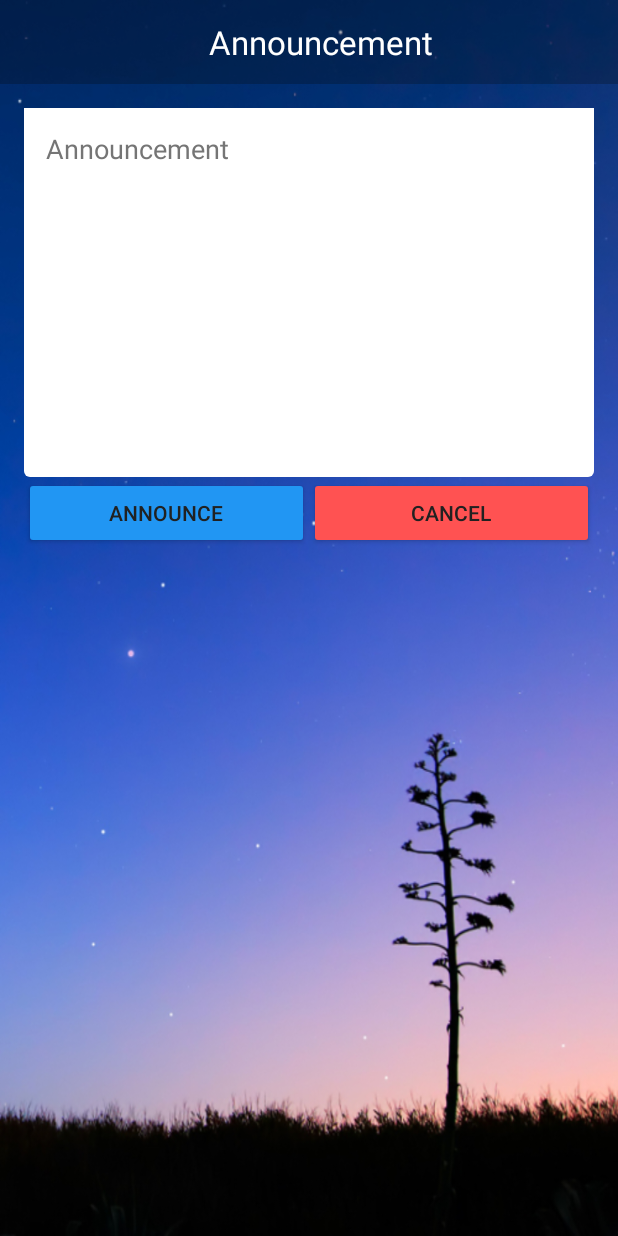
After one commit to HITAM-EPICS/sahaya, an Android app: the AdminAnnouncementActivity screen opened directly, with no data from a screen before it, on a phone screen of 412 x 824 dp. The commit adds this screen. Run offline under Robolectric (Android 15) with nearby library versions, the phone set to English and light mode, and no system bars; our stand-ins replace Firebase (no records; nobody signed in at launch, a user with empty details on screens opened directly).

Commit message:
Admin Menu - Announcement

```diff
--- a/app/build.gradle
+++ b/app/build.gradle
@@ -39,5 +39,7 @@ dependencies {
     compile 'jp.wasabeef:blurry:2.1.0'
     testCompile 'junit:junit:4.12'
     compile 'com.google.android.gms:play-services-places:9.6.0'
+    compile 'com.google.firebase:firebase-messaging:9.6.0'
+
 }
 apply plugin: 'com.google.gms.google-services'
--- /dev/null
+++ b/app/src/main/java/hitam/epics/sahaya/AdminAnnouncementActivity.java
@@ -0,0 +1,65 @@
+package hitam.epics.sahaya;
+
+import android.app.AlertDialog;
+import android.os.Bundle;
+import android.support.annotation.NonNull;
+import android.support.v7.app.AppCompatActivity;
+import android.view.View;
+import android.widget.EditText;
+
+import com.google.android.gms.tasks.OnFailureListener;
+import com.google.android.gms.tasks.OnSuccessListener;
+import com.google.firebase.auth.FirebaseAuth;
+import com.google.firebase.auth.FirebaseUser;
+import com.google.firebase.database.DatabaseReference;
+import com.google.firebase.database.FirebaseDatabase;
+
+import hitam.epics.sahaya.support.Announcement;
+
+public class AdminAnnouncementActivity extends AppCompatActivity {
+    private DatabaseReference reference;
+
+    @Override
+    protected void onCreate(Bundle savedInstanceState) {
+        super.onCreate(savedInstanceState);
+        setContentView(R.layout.activity_admin_announcement);
+        FirebaseDatabase database = FirebaseDatabase.getInstance();
+        reference = database.getReference("/announcements/");
+    }
+
+    public void cancel(View view) {
+        finish();
+    }
+
+    public void announce(View view) {
+        EditText messageEditText = (EditText) findViewById(R.id.announcement);
+
+        if (messageEditText.getText().toString().trim().equals("")) {
+            messageEditText.setError("Announcement Text Required");
+        }
+
+        FirebaseUser user = FirebaseAuth.getInstance().getCurrentUser();
+        if (user != null) {
+            Announcement announcement = new Announcement(
+                    user.getDisplayName(),
+                    messageEditText.getText().toString().trim(),
+                    System.currentTimeMillis()
+            );
+            reference.child(announcement.getTime() + "").setValue(announcement).addOnSuccessListener(new OnSuccessListener<Void>() {
+                @Override
+                public void onSuccess(Void aVoid) {
+                    AdminAnnouncementActivity.this.finish();
+                }
+            }).addOnFailureListener(new OnFailureListener() {
+                @Override
+                public void onFailure(@NonNull Exception e) {
+                    AlertDialog.Builder builder = new AlertDialog.Builder(AdminAnnouncementActivity.this);
+                    builder.setMessage("Unable to send Announce your announcement. Please check your network connection")
+                            .setNeutralButton("OK", null);
+                    builder.create().show();
+                }
+            });
+        }
+
+    }
+}
--- a/app/src/main/java/hitam/epics/sahaya/EventDetailActivity.java
+++ b/app/src/main/java/hitam/epics/sahaya/EventDetailActivity.java
@@ -86,4 +86,8 @@ public class EventDetailActivity extends Activity {
         reference.removeValue();
         finish();
     }
+
+    public void applyForVolunteering(View view) {
+
+    }
 }
--- /dev/null
+++ b/app/src/main/res/layout/activity_admin_announcement.xml
@@ -0,0 +1,67 @@
+<?xml version="1.0" encoding="utf-8"?>
+<RelativeLayout xmlns:android="http://schemas.android.com/apk/res/android"
+    xmlns:tools="http://schemas.android.com/tools"
+    android:id="@+id/activity_admin_announcement"
+    android:layout_width="match_parent"
+    android:layout_height="match_parent"
+    android:background="@drawable/background_image2"
+    tools:context="hitam.epics.sahaya.AdminAnnouncementActivity">
+
+    <android.support.v7.widget.Toolbar
+        android:id="@+id/announcement_title"
+        android:layout_width="match_parent"
+        android:layout_height="wrap_content"
+        android:background="#3d050500">
+
+        <TextView
+            style="@style/Base.TextAppearance.AppCompat.Large"
+            android:layout_width="match_parent"
+            android:layout_height="wrap_content"
+            android:gravity="center"
+            android:text="@string/announcement"
+            android:textColor="#fff" />
+    </android.support.v7.widget.Toolbar>
+
+    <LinearLayout
+        android:layout_width="match_parent"
+        android:layout_height="wrap_content"
+        android:layout_below="@id/announcement_title"
+        android:orientation="vertical"
+        android:paddingBottom="@dimen/activity_vertical_margin"
+        android:paddingLeft="@dimen/activity_horizontal_margin"
+        android:paddingRight="@dimen/activity_horizontal_margin"
+        android:paddingTop="@dimen/activity_vertical_margin">
+
+        <EditText
+            android:id="@+id/announcement"
+            android:layout_width="match_parent"
+            android:layout_height="wrap_content"
+            android:background="@drawable/round_rectangle_lower_curve"
+            android:gravity="top"
+            android:hint="@string/announcement"
+            android:lines="10" />
+
+        <LinearLayout
+            android:layout_width="match_parent"
+            android:layout_height="wrap_content"
+            android:gravity="center">
+
+            <Button
+                android:layout_width="0dp"
+                android:layout_height="wrap_content"
+                android:layout_weight="1"
+                android:backgroundTint="@color/colorPrimary"
+                android:onClick="announce"
+                android:text="@string/announce" />
+
+            <Button
+                android:layout_width="0dp"
+                android:layout_height="wrap_content"
+                android:layout_weight="1"
+                android:backgroundTint="@color/colorAccent"
+                android:onClick="cancel"
+                android:text="@string/cancel" />
+        </LinearLayout>
+    </LinearLayout>
+
+</RelativeLayout>
--- a/app/src/main/res/values/strings.xml
+++ b/app/src/main/res/values/strings.xml
@@ -50,4 +50,6 @@
     <string name="volunteer">VOLUNTEER</string>
     <string name="admin">ADMIN</string>
     <string name="role">Role</string>
+    <string name="announcement">Announcement</string>
+    <string name="announce">Announce</string>
 </resources>
```
Also changed, not shown: app/src/main/AndroidManifest.xml (+13 -1 lines), app/src/main/java/hitam/epics/sahaya/DashboardActivity.java (+11 -2 lines), app/src/main/java/hitam/epics/sahaya/MyFirebaseMessagingService.java (added, +32 -0 lines), app/src/main/java/hitam/epics/sahaya/support/Announcement.java (added, +29 -0 lines), app/src/main/res/layout/activity_event_detail.xml (+27 -2 lines).
